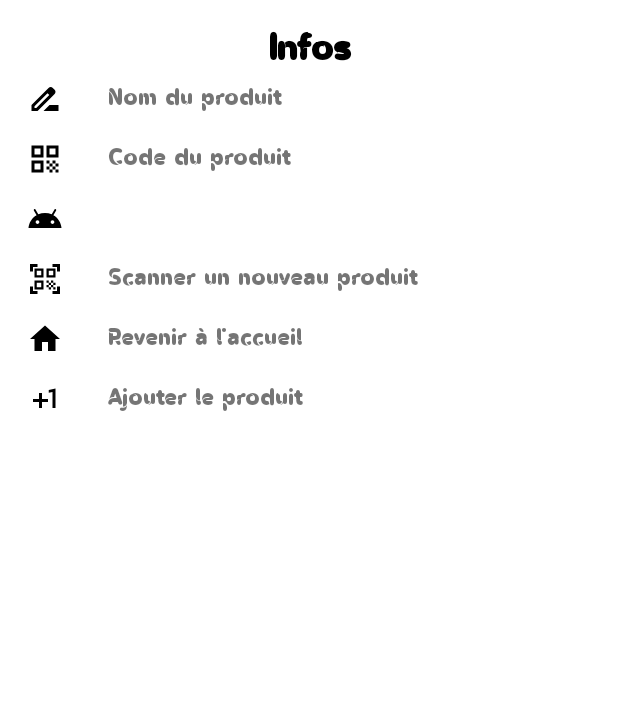
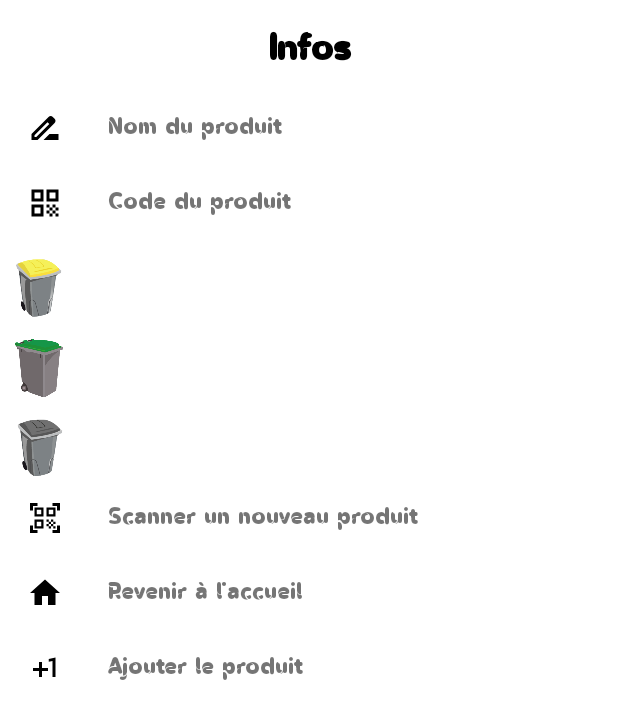
Before and after one commit to KharitonoffSamuel/AndroidApp, an Android app: the layout bottomsheetdialog_layout.xml on its own in the app's theme, with its tools: preview values and no code run, on a phone screen of 412 x 824 dp. Shown: the top 719 px of the screen. Run offline under Robolectric (Android 15) with nearby library versions, the phone set to English and light mode, and no system bars.

Commit message:
Incroyable, tout marche

```diff
--- a/app/src/main/res/layout/activity_ajout_produit.xml
+++ b/app/src/main/res/layout/activity_ajout_produit.xml
@@ -60,7 +60,7 @@
         android:textSize="20sp" />
 
     <androidx.recyclerview.widget.RecyclerView
-        android:id="@+id/recyclerViewEmballages"
+        android:id="@+id/recyclerViewEmballagesPlastique"
         android:layout_width="match_parent"
         android:layout_height="350dp" />
 
--- a/app/src/main/res/layout/bottomsheetdialog_layout.xml
+++ b/app/src/main/res/layout/bottomsheetdialog_layout.xml
@@ -14,7 +14,7 @@
     <TextView
         android:id="@+id/choosetxt"
         android:layout_width="match_parent"
-        android:layout_height="wrap_content"
+        android:layout_height="50dp"
         android:layout_marginTop="5dp"
         android:text="Infos"
         android:textAlignment="center"
@@ -25,7 +25,7 @@
     <LinearLayout
         android:id="@+id/layoutNom"
         android:layout_width="match_parent"
-        android:layout_height="wrap_content"
+        android:layout_height="50dp"
         android:orientation="horizontal"
         android:padding="8dp">
 
@@ -48,7 +48,7 @@
     <LinearLayout
         android:id="@+id/layoutCode"
         android:layout_width="match_parent"
-        android:layout_height="wrap_content"
+        android:layout_height="50dp"
         android:orientation="horizontal"
         android:padding="8dp">
 
@@ -68,32 +68,75 @@
 
     </LinearLayout>
 
+
     <LinearLayout
-        android:id="@+id/emballageLayout"
+        android:id="@+id/poubelleJauneLayout"
         android:layout_width="match_parent"
         android:layout_height="wrap_content"
-        android:orientation="horizontal"
-        android:padding="8dp">
-
+        android:orientation="horizontal">
 
         <ImageView
-            android:layout_width="wrap_content"
-            android:layout_height="wrap_content"
-            android:src="@drawable/ic_baseline_android_24" />
+            android:id="@+id/imageView7"
+            android:layout_width="64dp"
+            android:layout_height="53dp"
+            android:layout_weight="1"
+            app:srcCompat="@drawable/poubelle_jaune" />
 
         <androidx.recyclerview.widget.RecyclerView
-            android:id="@+id/recyclerViewEmballages"
+            android:id="@+id/recyclerViewPoubelleJaune"
             android:layout_width="match_parent"
             android:layout_height="wrap_content"
-            android:layout_marginLeft="30dp" />
-
+            android:layout_marginLeft="30dp"
+            android:layout_weight="1" />
     </LinearLayout>
 
 
     <LinearLayout
+        android:id="@+id/poubelleVerteLayout"
+        android:layout_width="match_parent"
+        android:layout_height="wrap_content"
+        android:orientation="horizontal">
+
+        <ImageView
+            android:id="@+id/imageView8"
+            android:layout_width="64dp"
+            android:layout_height="53dp"
+            android:layout_weight="1"
+            app:srcCompat="@drawable/poubelle_verte" />
+
+        <androidx.recyclerview.widget.RecyclerView
+            android:id="@+id/recyclerViewPoubelleVerte"
+            android:layout_width="match_parent"
+            android:layout_height="wrap_content"
+            android:layout_marginLeft="30dp"
+            android:layout_weight="1" />
+    </LinearLayout>
+
+    <LinearLayout
+        android:id="@+id/poubelleNoireLayout"
+        android:layout_width="match_parent"
+        android:layout_height="wrap_content"
+        android:orientation="horizontal">
+
+        <ImageView
+            android:id="@+id/imageView9"
+            android:layout_width="64dp"
+            android:layout_height="53dp"
+            android:layout_weight="1"
+            app:srcCompat="@drawable/poubelle_noire" />
+
+        <androidx.recyclerview.widget.RecyclerView
+            android:id="@+id/recyclerViewPoubelleNoire"
+            android:layout_width="match_parent"
+            android:layout_height="wrap_content"
+            android:layout_marginLeft="30dp"
+            android:layout_weight="1" />
+    </LinearLayout>
+
+    <LinearLayout
         android:id="@+id/layoutReScan"
         android:layout_width="match_parent"
-        android:layout_height="wrap_content"
+        android:layout_height="50dp"
         android:orientation="horizontal"
         android:padding="8dp">
 
@@ -115,7 +158,7 @@
     <LinearLayout
         android:id="@+id/layoutBackHome"
         android:layout_width="match_parent"
-        android:layout_height="wrap_content"
+        android:layout_height="50dp"
         android:orientation="horizontal"
         android:padding="8dp">
 
@@ -138,7 +181,7 @@
     <LinearLayout
         android:id="@+id/layoutAjout"
         android:layout_width="match_parent"
-        android:layout_height="wrap_content"
+        android:layout_height="50dp"
         android:orientation="horizontal"
         android:padding="8dp">
 
--- a/app/src/main/res/layout/rv_list_emballages.xml
+++ b/app/src/main/res/layout/rv_list_emballages.xml
@@ -9,6 +9,7 @@
     <TextView
         android:id="@+id/textViewEmballages"
         android:layout_width="wrap_content"
-        android:layout_height="match_parent"/>
+        android:layout_height="match_parent"
+        android:textSize="16dp" />
 
 </LinearLayout>
```
Also changed, not shown: app/src/main/java/com/example/androidapp/AjoutProduit.java (+4 -7 lines), app/src/main/java/com/example/androidapp/MainActivity.java (+38 -11 lines), app/src/main/res/drawable/poubelle_jaune.png (added), app/src/main/res/drawable/poubelle_noire.png (added), app/src/main/res/drawable/poubelle_verte.png (added).
